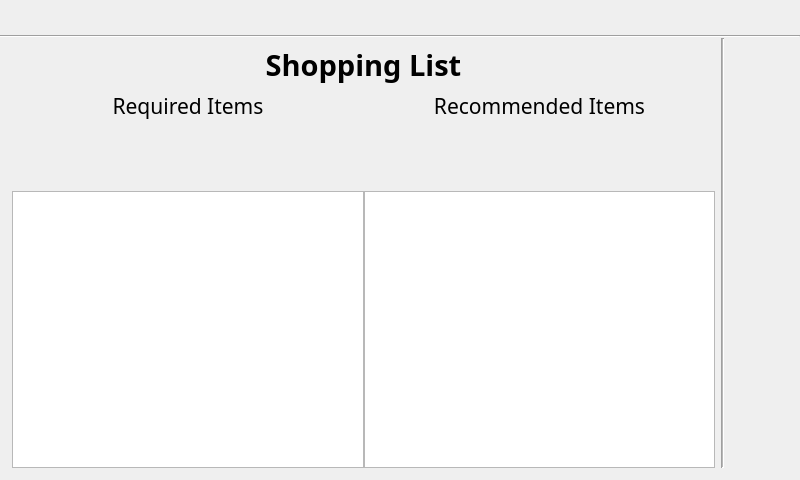
Old version of the form Windows/mainWindow.ui in the repository addisonElliott/SmartShopTouchScreen.
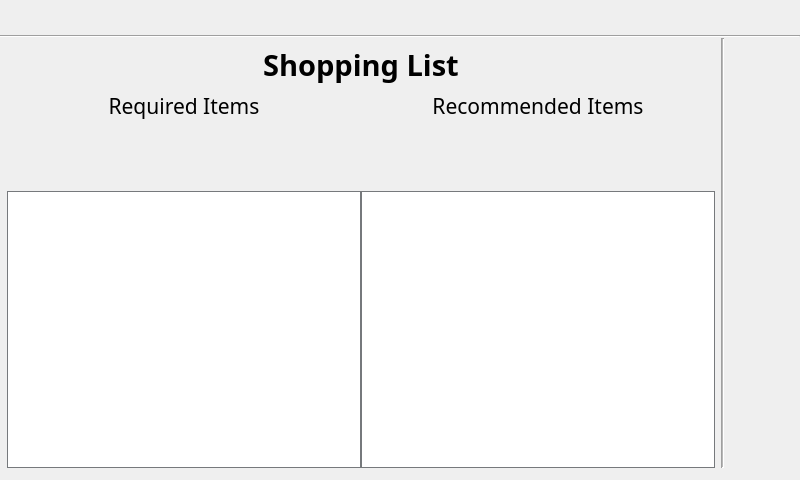
New version of the form. Icons and pictures are not drawn. Custom widgets are drawn as their Qt base class.

Commit message: Bug fix with hovering over QTableView and opening a dialog box will show a border

```diff
--- a/Windows/mainWindow.ui
+++ b/Windows/mainWindow.ui
@@ -58,7 +58,7 @@
    <item row="1" column="0">
     <layout class="QGridLayout" name="gridLayout_3">
      <property name="leftMargin">
-      <number>12</number>
+      <number>7</number>
      </property>
      <property name="rightMargin">
       <number>6</number>
@@ -473,6 +473,18 @@
          <pointsize>19</pointsize>
         </font>
        </property>
+       <property name="styleSheet">
+        <string notr="true">QTableView
+{
+	border: 1px solid #76797C;
+}</string>
+       </property>
+       <property name="frameShape">
+        <enum>QFrame::NoFrame</enum>
+       </property>
+       <property name="frameShadow">
+        <enum>QFrame::Plain</enum>
+       </property>
        <property name="horizontalScrollBarPolicy">
         <enum>Qt::ScrollBarAlwaysOff</enum>
        </property>
@@ -524,6 +536,18 @@
          <pointsize>19</pointsize>
         </font>
        </property>
+       <property name="styleSheet">
+        <string notr="true">QTableView
+{
+	border: 1px solid #76797C;
+}</string>
+       </property>
+       <property name="frameShape">
+        <enum>QFrame::NoFrame</enum>
+       </property>
+       <property name="frameShadow">
+        <enum>QFrame::Plain</enum>
+       </property>
        <property name="verticalScrollBarPolicy">
         <enum>Qt::ScrollBarAsNeeded</enum>
        </property>
```
The commit also changes 1 other file.
